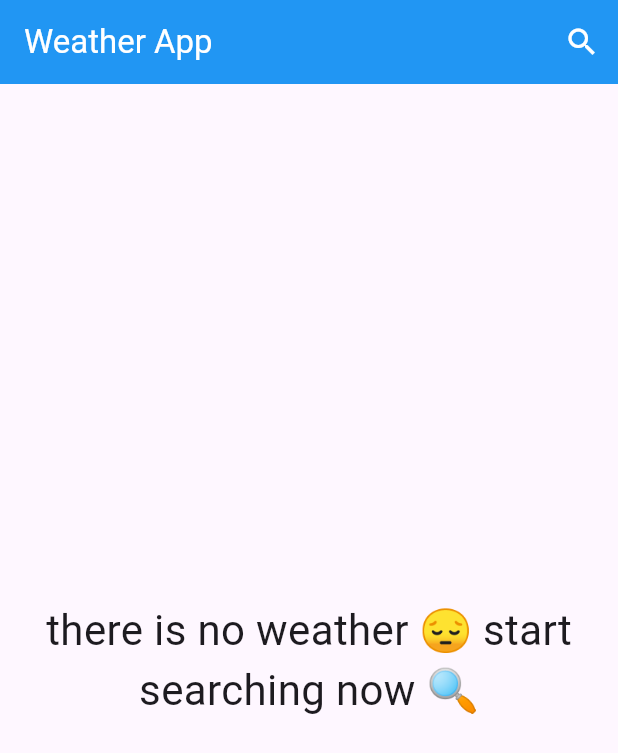
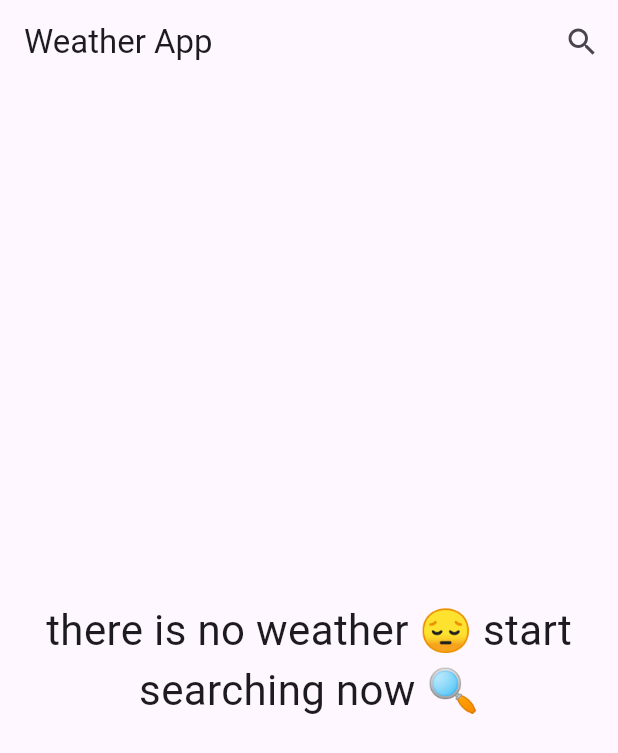
Before and after one commit to ahmed-hamza-eita/Weather-App, a Flutter app: the screen it shows after launch, on a phone screen of 412 x 824 dp. Shown: the top 753 px of the screen. Run offline on Flutter 3.47's test engine with Material 3 defaults, Android fonts, the phone set to English and light mode, and no system bars; our stand-ins replace dio, flutter_bloc.

Commit message:
change color based on weather condition

```diff
--- a/lib/main.dart
+++ b/lib/main.dart
@@ -1,24 +1,10 @@
 import 'package:flutter/material.dart';
 import 'package:flutter_bloc/flutter_bloc.dart';
 import 'package:weather_app/cubits/get_weather_cubit/get_weather_cubit.dart';
+import 'package:weather_app/cubits/get_weather_cubit/get_weather_state.dart';
 import 'package:weather_app/ui/home_view.dart';
+import 'package:weather_app/utils/get_theme_color.dart';
 
-//
-// void main() async {
-//   WidgetsFlutterBinding.ensureInitialized();
-//   final dio = Dio();
-//   final weatherService = WeatherService(dio);
-//
-//   try {
-//     WeatherData weatherData = await weatherService.getCurrentWeather(cityName: 'cairo');
-//     print("Location: ${weatherData.location.name}");
-//     print("Temperature: ${weatherData.current.tempC}°C");
-//     print("Condition: ${weatherData.current.condition.text}");
-//     print("Forecast Max Temp: ${weatherData.forecast.forecastDay[0].day.maxtempC}°C");
-//   } catch (e) {
-//     print("Error: $e");
-//   }
-// }
 void main() {
   runApp(const WeatherApp());
 }
@@ -29,10 +15,22 @@ class WeatherApp extends StatelessWidget {
   @override
   Widget build(BuildContext context) {
     return BlocProvider(
-        create: (context) => GetWeatherCubit(),
-        child: const MaterialApp(
-          debugShowCheckedModeBanner: false,
-          home: HomeView(),
-        ));
+      create: (context) => GetWeatherCubit(),
+      child: BlocBuilder<GetWeatherCubit, WeatherState>(
+        builder: (context, state) {
+          ThemeData theme;
+          if (state is WeatherLoadedState) {
+            theme = getThemeBasedOnWeather(state.weatherData);
+          } else {
+            theme = ThemeData.light();
+          }
+          return MaterialApp(
+            theme: theme,
+            debugShowCheckedModeBanner: false,
+            home: const HomeView(),
+          );
+        },
+      ),
+    );
   }
 }
--- a/lib/ui/home_view.dart
+++ b/lib/ui/home_view.dart
@@ -2,8 +2,7 @@ import 'package:flutter/material.dart';
 import 'package:flutter_bloc/flutter_bloc.dart';
 import 'package:weather_app/cubits/get_weather_cubit/get_weather_cubit.dart';
 import 'package:weather_app/cubits/get_weather_cubit/get_weather_state.dart';
-import 'package:weather_app/models/weather_data.dart';
-import 'package:weather_app/widgets/custom_progress_loading.dart';
+import 'package:weather_app/utils/custom_progress_loading.dart';
 import 'package:weather_app/widgets/no_weather_body.dart';
 import 'package:weather_app/widgets/weather_info_body.dart';
 
@@ -14,19 +13,28 @@ class HomeView extends StatelessWidget {
 
   @override
   Widget build(BuildContext context) {
-    return Scaffold(appBar: AppBar(actions: [
+    return Scaffold(
+      appBar: AppBar(
+        actions: [
           IconButton(
-        icon: const Icon(Icons.search, color: Colors.white,), onPressed: () {
-        Navigator.of(context).push(MaterialPageRoute(builder: (context) {
+            icon: const Icon(
+              Icons.search,
+            ),
+            onPressed: () {
+              Navigator.of(context).push(
+                MaterialPageRoute(builder: (context) {
                   return const CitySearchView();
-        }),);
-      },)
+                }),
+              );
+            },
+          )
         ],
-      backgroundColor: Colors.blue,
         title: const Text(
-        'Weather App', style: TextStyle(color: Colors.white,),),),
-      body: BlocBuilder<GetWeatherCubit, WeatherState>(
-          builder: (context, state) {
+          'Weather App',
+        ),
+      ),
+      body:
+          BlocBuilder<GetWeatherCubit, WeatherState>(builder: (context, state) {
         if (state is WeatherInitialState) {
           return const NoWeatherBody();
         } else if (state is WeatherLoadingState) {
@@ -36,6 +44,7 @@ class HomeView extends StatelessWidget {
         } else {
           return const Text("Error");
         }
-          }),);
+      }),
+    );
   }
 }
```
Also changed, not shown: lib/utils/get_theme_color.dart (added, +41 -0 lines), lib/utils/custom_progress_loading.dart (renamed from lib/widgets/custom_progress_loading.dart). Lines whose indentation alone changed are shown as unchanged.
